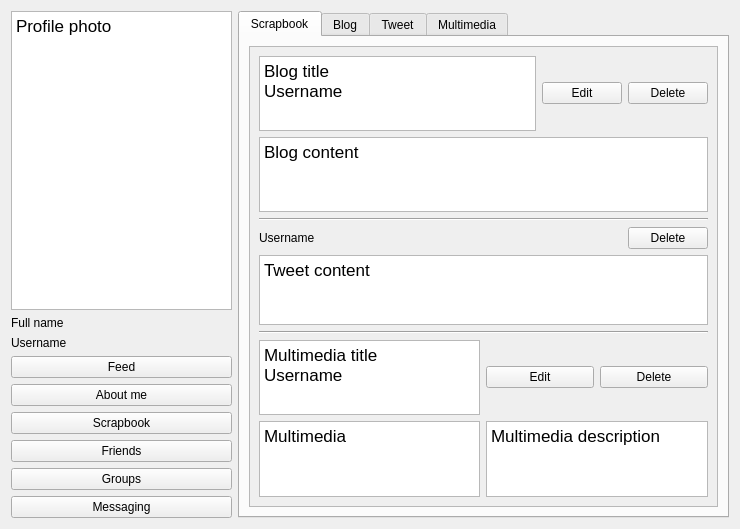
Above: gui/scrapbookgui.ui from Huy-Nguyen-HCI/RocketBook before the change. Below: the same form after it.
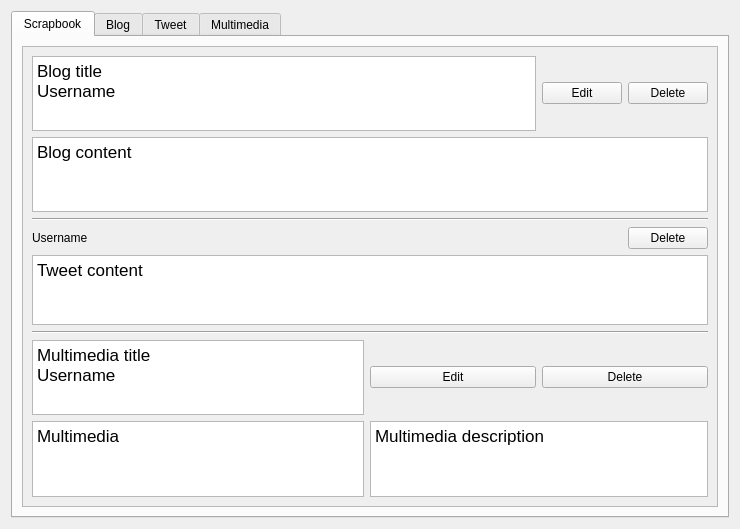
That is the form after the change. The open tabs and pages were chosen to show the change.

The edit to the form file:
```diff
--- a/gui/scrapbookgui.ui
+++ b/gui/scrapbookgui.ui
@@ -21,77 +21,6 @@
   </property>
   <layout class="QGridLayout" name="gridLayout_10">
    <item row="0" column="0">
-    <layout class="QVBoxLayout" name="verticalLayout_2">
-     <item>
-      <widget class="QTextBrowser" name="textBrowser_3">
-       <property name="html">
-        <string>&lt;!DOCTYPE HTML PUBLIC &quot;-//W3C//DTD HTML 4.0//EN&quot; &quot;http://www.w3.org/TR/REC-html40/strict.dtd&quot;&gt;
-&lt;html&gt;&lt;head&gt;&lt;meta name=&quot;qrichtext&quot; content=&quot;1&quot; /&gt;&lt;style type=&quot;text/css&quot;&gt;
-p, li { white-space: pre-wrap; }
-&lt;/style&gt;&lt;/head&gt;&lt;body style=&quot; font-family:'Sans'; font-size:10pt; font-weight:400; font-style:normal;&quot;&gt;
-&lt;p style=&quot; margin-top:0px; margin-bottom:0px; margin-left:0px; margin-right:0px; -qt-block-indent:0; text-indent:0px;&quot;&gt;&lt;span style=&quot; font-family:'.SF NS Text'; font-size:13pt;&quot;&gt;Profile photo&lt;/span&gt;&lt;/p&gt;&lt;/body&gt;&lt;/html&gt;</string>
-       </property>
-      </widget>
-     </item>
-     <item>
-      <widget class="QLabel" name="label_2">
-       <property name="text">
-        <string>Full name</string>
-       </property>
-      </widget>
-     </item>
-     <item>
-      <widget class="QLabel" name="label_3">
-       <property name="text">
-        <string>Username</string>
-       </property>
-      </widget>
-     </item>
-     <item>
-      <widget class="QPushButton" name="pushButton_4">
-       <property name="text">
-        <string>Feed</string>
-       </property>
-      </widget>
-     </item>
-     <item>
-      <widget class="QPushButton" name="pushButton_5">
-       <property name="text">
-        <string>About me</string>
-       </property>
-      </widget>
-     </item>
-     <item>
-      <widget class="QPushButton" name="pushButton_6">
-       <property name="text">
-        <string>Scrapbook</string>
-       </property>
-      </widget>
-     </item>
-     <item>
-      <widget class="QPushButton" name="pushButton_7">
-       <property name="text">
-        <string>Friends</string>
-       </property>
-      </widget>
-     </item>
-     <item>
-      <widget class="QPushButton" name="pushButton_8">
-       <property name="text">
-        <string>Groups</string>
-       </property>
-      </widget>
-     </item>
-     <item>
-      <widget class="QPushButton" name="pushButton_9">
-       <property name="text">
-        <string>Messaging</string>
-       </property>
-      </widget>
-     </item>
-    </layout>
-   </item>
-   <item row="0" column="1">
     <widget class="QTabWidget" name="tabWidget">
      <property name="currentIndex">
       <number>3</number>
@@ -111,8 +40,8 @@
            <rect>
             <x>0</x>
             <y>0</y>
-            <width>473</width>
-            <height>474</height>
+            <width>653</width>
+            <height>541</height>
            </rect>
           </property>
           <layout class="QVBoxLayout" name="verticalLayout_3">
@@ -138,8 +67,8 @@
                 <string>&lt;!DOCTYPE HTML PUBLIC &quot;-//W3C//DTD HTML 4.0//EN&quot; &quot;http://www.w3.org/TR/REC-html40/strict.dtd&quot;&gt;
 &lt;html&gt;&lt;head&gt;&lt;meta name=&quot;qrichtext&quot; content=&quot;1&quot; /&gt;&lt;style type=&quot;text/css&quot;&gt;
 p, li { white-space: pre-wrap; }
-&lt;/style&gt;&lt;/head&gt;&lt;body style=&quot; font-family:'Sans'; font-size:10pt; font-weight:400; font-style:normal;&quot;&gt;
-&lt;p style=&quot; margin-top:0px; margin-bottom:0px; margin-left:0px; margin-right:0px; -qt-block-indent:0; text-indent:0px;&quot;&gt;&lt;span style=&quot; font-family:'.SF NS Text'; font-size:13pt;&quot;&gt;Blog content&lt;/span&gt;&lt;/p&gt;&lt;/body&gt;&lt;/html&gt;</string>
+&lt;/style&gt;&lt;/head&gt;&lt;body style=&quot; font-family:'.SF NS Text'; font-size:13pt; font-weight:400; font-style:normal;&quot;&gt;
+&lt;p style=&quot; margin-top:0px; margin-bottom:0px; margin-left:0px; margin-right:0px; -qt-block-indent:0; text-indent:0px;&quot;&gt;Blog content&lt;/p&gt;&lt;/body&gt;&lt;/html&gt;</string>
                </property>
               </widget>
              </item>
@@ -149,9 +78,9 @@
                 <string>&lt;!DOCTYPE HTML PUBLIC &quot;-//W3C//DTD HTML 4.0//EN&quot; &quot;http://www.w3.org/TR/REC-html40/strict.dtd&quot;&gt;
 &lt;html&gt;&lt;head&gt;&lt;meta name=&quot;qrichtext&quot; content=&quot;1&quot; /&gt;&lt;style type=&quot;text/css&quot;&gt;
 p, li { white-space: pre-wrap; }
-&lt;/style&gt;&lt;/head&gt;&lt;body style=&quot; font-family:'Sans'; font-size:10pt; font-weight:400; font-style:normal;&quot;&gt;
-&lt;p style=&quot; margin-top:0px; margin-bottom:0px; margin-left:0px; margin-right:0px; -qt-block-indent:0; text-indent:0px;&quot;&gt;&lt;span style=&quot; font-family:'.SF NS Text'; font-size:13pt;&quot;&gt;Blog title&lt;/span&gt;&lt;/p&gt;
-&lt;p style=&quot; margin-top:0px; margin-bottom:0px; margin-left:0px; margin-right:0px; -qt-block-indent:0; text-indent:0px;&quot;&gt;&lt;span style=&quot; font-family:'.SF NS Text'; font-size:13pt;&quot;&gt;Username&lt;/span&gt;&lt;/p&gt;&lt;/body&gt;&lt;/html&gt;</string>
+&lt;/style&gt;&lt;/head&gt;&lt;body style=&quot; font-family:'.SF NS Text'; font-size:13pt; font-weight:400; font-style:normal;&quot;&gt;
+&lt;p style=&quot; margin-top:0px; margin-bottom:0px; margin-left:0px; margin-right:0px; -qt-block-indent:0; text-indent:0px;&quot;&gt;Blog title&lt;/p&gt;
+&lt;p style=&quot; margin-top:0px; margin-bottom:0px; margin-left:0px; margin-right:0px; -qt-block-indent:0; text-indent:0px;&quot;&gt;Username&lt;/p&gt;&lt;/body&gt;&lt;/html&gt;</string>
                </property>
               </widget>
              </item>
@@ -186,8 +115,8 @@
                 <string>&lt;!DOCTYPE HTML PUBLIC &quot;-//W3C//DTD HTML 4.0//EN&quot; &quot;http://www.w3.org/TR/REC-html40/strict.dtd&quot;&gt;
 &lt;html&gt;&lt;head&gt;&lt;meta name=&quot;qrichtext&quot; content=&quot;1&quot; /&gt;&lt;style type=&quot;text/css&quot;&gt;
 p, li { white-space: pre-wrap; }
-&lt;/style&gt;&lt;/head&gt;&lt;body style=&quot; font-family:'Sans'; font-size:10pt; font-weight:400; font-style:normal;&quot;&gt;
-&lt;p style=&quot; margin-top:0px; margin-bottom:0px; margin-left:0px; margin-right:0px; -qt-block-indent:0; text-indent:0px;&quot;&gt;&lt;span style=&quot; font-family:'.SF NS Text'; font-size:13pt;&quot;&gt;Tweet content&lt;/span&gt;&lt;/p&gt;&lt;/body&gt;&lt;/html&gt;</string>
+&lt;/style&gt;&lt;/head&gt;&lt;body style=&quot; font-family:'.SF NS Text'; font-size:13pt; font-weight:400; font-style:normal;&quot;&gt;
+&lt;p style=&quot; margin-top:0px; margin-bottom:0px; margin-left:0px; margin-right:0px; -qt-block-indent:0; text-indent:0px;&quot;&gt;Tweet content&lt;/p&gt;&lt;/body&gt;&lt;/html&gt;</string>
                </property>
               </widget>
              </item>
@@ -221,9 +150,9 @@
                 <string>&lt;!DOCTYPE HTML PUBLIC &quot;-//W3C//DTD HTML 4.0//EN&quot; &quot;http://www.w3.org/TR/REC-html40/strict.dtd&quot;&gt;
 &lt;html&gt;&lt;head&gt;&lt;meta name=&quot;qrichtext&quot; content=&quot;1&quot; /&gt;&lt;style type=&quot;text/css&quot;&gt;
 p, li { white-space: pre-wrap; }
-&lt;/style&gt;&lt;/head&gt;&lt;body style=&quot; font-family:'Sans'; font-size:10pt; font-weight:400; font-style:normal;&quot;&gt;
-&lt;p style=&quot; margin-top:0px; margin-bottom:0px; margin-left:0px; margin-right:0px; -qt-block-indent:0; text-indent:0px;&quot;&gt;&lt;span style=&quot; font-family:'.SF NS Text'; font-size:13pt;&quot;&gt;Multimedia description&lt;/span&gt;&lt;/p&gt;
-&lt;p style=&quot;-qt-paragraph-type:empty; margin-top:0px; margin-bottom:0px; margin-left:0px; margin-right:0px; -qt-block-indent:0; text-indent:0px; font-family:'.SF NS Text'; font-size:13pt;&quot;&gt;&lt;br /&gt;&lt;/p&gt;&lt;/body&gt;&lt;/html&gt;</string>
+&lt;/style&gt;&lt;/head&gt;&lt;body style=&quot; font-family:'.SF NS Text'; font-size:13pt; font-weight:400; font-style:normal;&quot;&gt;
+&lt;p style=&quot; margin-top:0px; margin-bottom:0px; margin-left:0px; margin-right:0px; -qt-block-indent:0; text-indent:0px;&quot;&gt;Multimedia description&lt;/p&gt;
+&lt;p style=&quot;-qt-paragraph-type:empty; margin-top:0px; margin-bottom:0px; margin-left:0px; margin-right:0px; -qt-block-indent:0; text-indent:0px;&quot;&gt;&lt;br /&gt;&lt;/p&gt;&lt;/body&gt;&lt;/html&gt;</string>
                </property>
               </widget>
              </item>
@@ -247,9 +176,9 @@
                 <string>&lt;!DOCTYPE HTML PUBLIC &quot;-//W3C//DTD HTML 4.0//EN&quot; &quot;http://www.w3.org/TR/REC-html40/strict.dtd&quot;&gt;
 &lt;html&gt;&lt;head&gt;&lt;meta name=&quot;qrichtext&quot; content=&quot;1&quot; /&gt;&lt;style type=&quot;text/css&quot;&gt;
 p, li { white-space: pre-wrap; }
-&lt;/style&gt;&lt;/head&gt;&lt;body style=&quot; font-family:'Sans'; font-size:10pt; font-weight:400; font-style:normal;&quot;&gt;
-&lt;p style=&quot; margin-top:0px; margin-bottom:0px; margin-left:0px; margin-right:0px; -qt-block-indent:0; text-indent:0px;&quot;&gt;&lt;span style=&quot; font-family:'.SF NS Text'; font-size:13pt;&quot;&gt;Multimedia title&lt;/span&gt;&lt;/p&gt;
-&lt;p style=&quot; margin-top:0px; margin-bottom:0px; margin-left:0px; margin-right:0px; -qt-block-indent:0; text-indent:0px;&quot;&gt;&lt;span style=&quot; font-family:'.SF NS Text'; font-size:13pt;&quot;&gt;Username&lt;/span&gt;&lt;/p&gt;&lt;/body&gt;&lt;/html&gt;</string>
+&lt;/style&gt;&lt;/head&gt;&lt;body style=&quot; font-family:'.SF NS Text'; font-size:13pt; font-weight:400; font-style:normal;&quot;&gt;
+&lt;p style=&quot; margin-top:0px; margin-bottom:0px; margin-left:0px; margin-right:0px; -qt-block-indent:0; text-indent:0px;&quot;&gt;Multimedia title&lt;/p&gt;
+&lt;p style=&quot; margin-top:0px; margin-bottom:0px; margin-left:0px; margin-right:0px; -qt-block-indent:0; text-indent:0px;&quot;&gt;Username&lt;/p&gt;&lt;/body&gt;&lt;/html&gt;</string>
                </property>
               </widget>
              </item>
@@ -259,8 +188,8 @@
                 <string>&lt;!DOCTYPE HTML PUBLIC &quot;-//W3C//DTD HTML 4.0//EN&quot; &quot;http://www.w3.org/TR/REC-html40/strict.dtd&quot;&gt;
 &lt;html&gt;&lt;head&gt;&lt;meta name=&quot;qrichtext&quot; content=&quot;1&quot; /&gt;&lt;style type=&quot;text/css&quot;&gt;
 p, li { white-space: pre-wrap; }
-&lt;/style&gt;&lt;/head&gt;&lt;body style=&quot; font-family:'Sans'; font-size:10pt; font-weight:400; font-style:normal;&quot;&gt;
-&lt;p style=&quot; margin-top:0px; margin-bottom:0px; margin-left:0px; margin-right:0px; -qt-block-indent:0; text-indent:0px;&quot;&gt;&lt;span style=&quot; font-family:'.SF NS Text'; font-size:13pt;&quot;&gt;Multimedia&lt;/span&gt;&lt;/p&gt;&lt;/body&gt;&lt;/html&gt;</string>
+&lt;/style&gt;&lt;/head&gt;&lt;body style=&quot; font-family:'.SF NS Text'; font-size:13pt; font-weight:400; font-style:normal;&quot;&gt;
+&lt;p style=&quot; margin-top:0px; margin-bottom:0px; margin-left:0px; margin-right:0px; -qt-block-indent:0; text-indent:0px;&quot;&gt;Multimedia&lt;/p&gt;&lt;/body&gt;&lt;/html&gt;</string>
                </property>
               </widget>
              </item>
```
Left out of the diff: 89 changed lines with no effect on the pictures.
